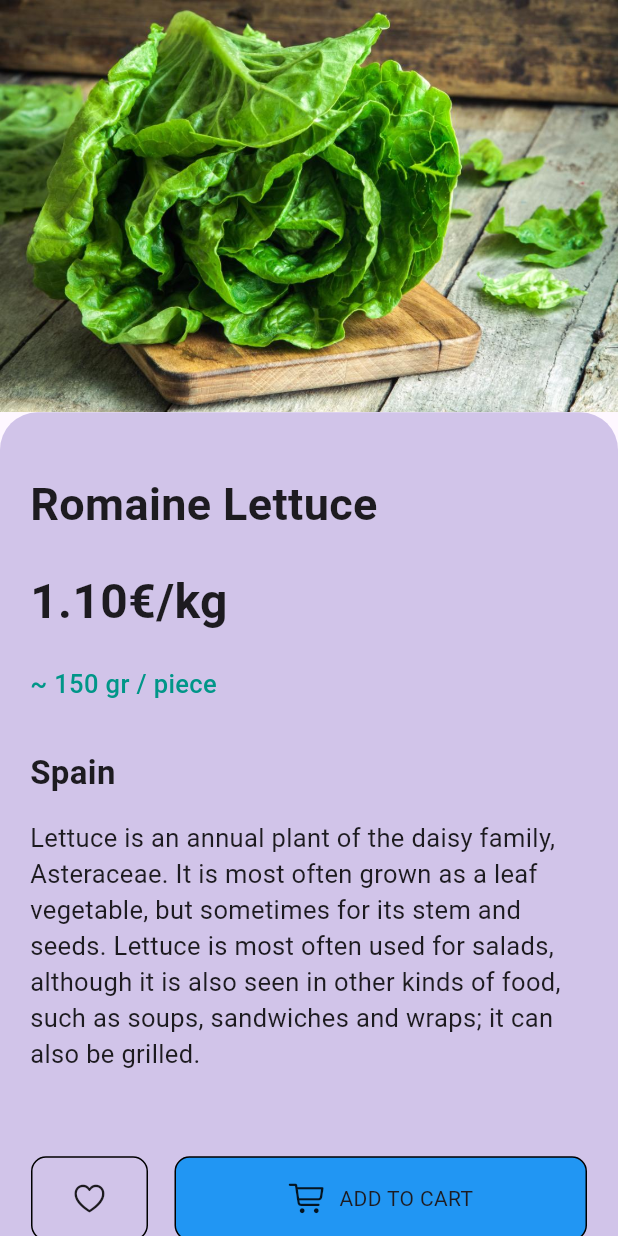
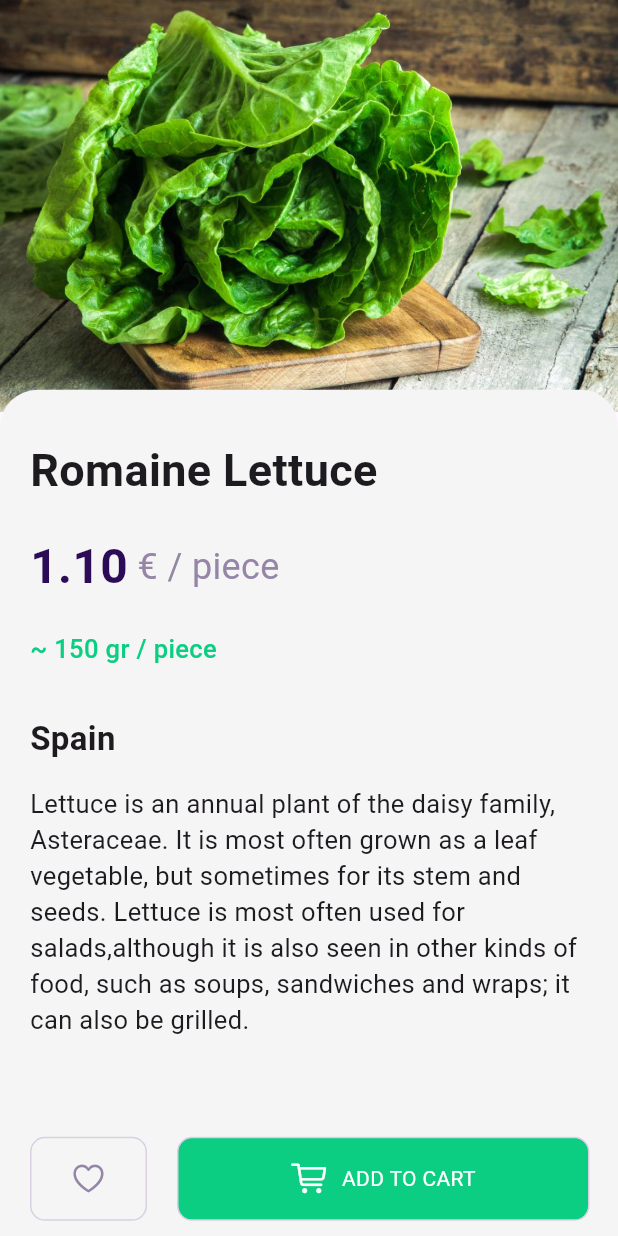
Before and after one commit to tanjilalom/Food-Delivery, a Flutter app: the Veginfo screen opened directly, on a phone screen of 412 x 824 dp. Run offline on Flutter 3.47's test engine with Material 3 defaults, Android fonts, the phone set to English and light mode, and no system bars; our stand-ins replace get.

Commit message:
design updated

```diff
--- a/lib/model/vegname_model.dart
+++ b/lib/model/vegname_model.dart
@@ -2,19 +2,21 @@ class vegname {
   String image;
   String name;
   String price;
+  String amount;
 
   vegname({
     required this.image,
     required this.name,
     required this.price,
+    required this.amount,
   });
 }
 
 List<vegname> vegetable = [
-  vegname(name: 'Sprouting broccoli', price: '1.10€/kg', image: 'assets/product/Vegetables/broccoli.jpg'),
-  vegname(name: 'Romaine Lettuce', price: '1.10€/piece', image: 'assets/product/Vegetables/romaine-lettuce.jpg'),
-  vegname(name: 'Beetroot', price: '1.50€/kg', image: 'assets/product/Vegetables/Beetroot.jpg'),
-  vegname(name: 'Capsicums', price: '1.00€/kg', image: 'assets/product/Vegetables/capsicums.jpg'),
-  vegname(name: 'Cauliflower', price: '1.30€/kg', image: 'assets/product/Vegetables/cauliflower.jpg'),
-  vegname(name: 'Pumpkins', price: '0.10€/kg', image: 'assets/product/Vegetables/pumpkin.jpg'),
+  vegname(name: 'Sprouting broccoli', price: '1.10', amount: ' € / piece', image: 'assets/product/Vegetables/broccoli.jpg'),
+  vegname(name: 'Romaine Lettuce', price: '1.10', amount: ' € / piece', image: 'assets/product/Vegetables/romaine-lettuce.jpg'),
+  vegname(name: 'Beetroot', price: '1.50', amount: ' € / kg', image: 'assets/product/Vegetables/Beetroot.jpg'),
+  vegname(name: 'Capsicums', price: '1.00', amount: ' € / kg', image: 'assets/product/Vegetables/capsicums.jpg'),
+  vegname(name: 'Cauliflower', price: '1.30', amount: ' € / kg', image: 'assets/product/Vegetables/cauliflower.jpg'),
+  vegname(name: 'Pumpkins', price: '0.10', amount: ' € / kg', image: 'assets/product/Vegetables/pumpkin.jpg'),
 ];
--- a/lib/screen/categories.dart
+++ b/lib/screen/categories.dart
@@ -16,7 +16,9 @@ class Categories extends StatelessWidget {
     final double itemWidth = size.width / 2;
 
     return Scaffold(
+      backgroundColor: Color(0xfff6f5f5),
       appBar: AppBar(
+        backgroundColor: Color(0xfff6f5f5),
         leading: IconButton(
           onPressed: () => Get.back(),
           icon: Icon(CupertinoIcons.back),
@@ -29,7 +31,7 @@ class Categories extends StatelessWidget {
           children: [
             Text(
               'Categories',
-              style: TextStyle(fontSize: 34, fontWeight: FontWeight.w700),
+              style: TextStyle(fontSize: 34, fontWeight: FontWeight.w700, color: Color(0xff2D0C57),),
             ),
             SearchBar(
               leading: Icon(Icons.search),
@@ -54,7 +56,10 @@ class Categories extends StatelessWidget {
                       width: 50,
                       decoration: BoxDecoration(
                         borderRadius: BorderRadius.circular(10),
-                        color: Colors.deepPurple[100],
+                        color: Color(0xffffffff),
+                        border: Border.all(
+                          color: Color(0xffD9D0E3),
+                        ),
                       ),
                       child: Column(
                         crossAxisAlignment: CrossAxisAlignment.stretch,
--- a/lib/screen/vegetables.dart
+++ b/lib/screen/vegetables.dart
@@ -16,7 +16,9 @@ class _VegetablesState extends State<Vegetables> {
   @override
   Widget build(BuildContext context) {
     return Scaffold(
+      backgroundColor: Color(0xfff6f5f5),
       appBar: AppBar(
+        backgroundColor: Color(0xfff6f5f5),
         leading: IconButton(
           onPressed: () => Get.back(),
           icon: Icon(CupertinoIcons.back),
@@ -29,7 +31,7 @@ class _VegetablesState extends State<Vegetables> {
           children: [
             Text(
               'Vegetables',
-              style: TextStyle(fontSize: 34, fontWeight: FontWeight.w700),
+              style: TextStyle(fontSize: 34, fontWeight: FontWeight.w700, color: Color(0xff2D0C57),),
             ),
             SearchBar(
               leading: Icon(Icons.search),
@@ -83,6 +85,8 @@ class _VegetablesState extends State<Vegetables> {
                                 SizedBox(
                                   height: 12,
                                 ),
+                                Row(
+                                  children: [
                                     Text(
                                       itemname.price,
                                       style: TextStyle(
@@ -90,6 +94,16 @@ class _VegetablesState extends State<Vegetables> {
                                         fontSize: 22,
                                         color: Color(0xff2D0C57),
                                       ),
+                                    ),
+                                    Text(
+                                      itemname.amount,
+                                      style: TextStyle(
+                                        fontWeight: FontWeight.w400,
+                                        fontSize: 16,
+                                        color: Color(0xff9586a8),
+                                      ),
+                                    ),
+                                  ],
                                 ),
                                 SizedBox(
                                   height: 18,
--- a/lib/screen/veginfo.dart
+++ b/lib/screen/veginfo.dart
@@ -7,28 +7,31 @@ class Veginfo extends StatelessWidget {
   @override
   Widget build(BuildContext context) {
     return Scaffold(
-      body: Column(
-        mainAxisAlignment: MainAxisAlignment.start,
-        crossAxisAlignment: CrossAxisAlignment.start,
+      body: Stack(
+        clipBehavior: Clip.none,
+        //mainAxisAlignment: MainAxisAlignment.start,
+        //crossAxisAlignment: CrossAxisAlignment.start,
         children: [
-          Image.asset('assets/product/Vegetables/romaine-lettuce.jpg'),
-          Expanded(
+          Image.asset(
+            'assets/product/Vegetables/romaine-lettuce.jpg',
+          ),
+          Positioned(
+            bottom: -600,
             child: Container(
-              width: double.infinity,
+              width: MediaQuery.sizeOf(context).width,
+              height: 615,
               decoration: BoxDecoration(
                 borderRadius: BorderRadius.only(
-                    topLeft: Radius.circular(25),
-                    topRight: Radius.circular(25)),
-                color: Colors.deepPurple[100],
+                  topLeft: Radius.circular(25),
+                  topRight: Radius.circular(25),
+                ),
+                color: Color(0xfff6f5f5),
               ),
               child: Padding(
-                padding: const EdgeInsets.all(20.0),
+                padding: const EdgeInsets.only(left: 20.0, top: 32),
                 child: Column(
                   crossAxisAlignment: CrossAxisAlignment.start,
                   children: [
-                    SizedBox(
-                      height: 20,
-                    ),
                     Text(
                       'Romaine Lettuce',
                       style:
@@ -37,18 +40,36 @@ class Veginfo extends StatelessWidget {
                     SizedBox(
                       height: 20,
                     ),
-                    Text(
-                      "1.10€/kg",
-                      style:
-                          TextStyle(fontWeight: FontWeight.w700, fontSize: 32),
+                    Row(
+                      children: [
+                        Text(
+                          '1.10',
+                          style: TextStyle(
+                            fontWeight: FontWeight.w700,
+                            fontSize: 32,
+                            color: Color(0xff2D0C57),
+                          ),
+                        ),
+                        Text(
+                          ' € / piece',
+                          style: TextStyle(
+                            fontWeight: FontWeight.w400,
+                            fontSize: 24,
+                            color: Color(0xff9586a8),
+                          ),
+                        ),
+                      ],
                     ),
                     SizedBox(
                       height: 20,
                     ),
                     Text(
                       '~ 150 gr / piece',
-                      style:
-                          TextStyle(fontWeight: FontWeight.w500, fontSize: 17, color: Colors.teal),
+                      style: TextStyle(
+                        fontWeight: FontWeight.w500,
+                        fontSize: 17,
+                        color: Color(0xff0bce83),
+                      ),
                     ),
                     SizedBox(
                       height: 32,
@@ -61,31 +82,36 @@ class Veginfo extends StatelessWidget {
                     SizedBox(
                       height: 16,
                     ),
-                    Text(
-                      'Lettuce is an annual plant of the daisy family, Asteraceae. It is most often grown as a leaf '
-                      'vegetable, but sometimes for its stem and seeds. Lettuce is most often used for salads, '
-                      'although it is also seen in other kinds of food, such as soups, sandwiches and wraps; it can '
-                      'also be grilled.',
-                      style:
-                          TextStyle(fontWeight: FontWeight.w400, fontSize: 17),
+                    Container(
+                      height: 194,
+                      width: 373,
+                      child: Text(
+                        'Lettuce is an annual plant of the daisy family, Asteraceae. It is most often grown as a leaf vegetable, but sometimes for its stem and seeds. Lettuce is most often used for salads,'
+                        'although it is also seen in other kinds of food, such as soups, sandwiches and wraps; it can '
+                        'also be grilled.',
+                        style: TextStyle(
+                            fontWeight: FontWeight.w400, fontSize: 17),
+                      ),
                     ),
                     SizedBox(
-                      height: 56,
+                      height: 40,
                     ),
                     Row(
-                      mainAxisAlignment: MainAxisAlignment.spaceAround,
                       children: [
                         Container(
                           height: 56,
                           width: 78,
-                          child: Icon(CupertinoIcons.heart),
+                          child: Icon(CupertinoIcons.heart,
+                              color: Color(0xff9586a8)),
                           decoration: BoxDecoration(
-                              border: Border.all(color: Colors.black),
-                              borderRadius:
-                                  BorderRadius.all(Radius.circular(10))),
+                            border: Border.all(
+                              color: Color(0xffD9D0E3),
+                            ),
+                            borderRadius: BorderRadius.all(Radius.circular(10)),
+                          ),
                         ),
                         SizedBox(
-                          width: 15,
+                          width: 20,
                         ),
                         Container(
                           height: 56,
@@ -93,16 +119,24 @@ class Veginfo extends StatelessWidget {
                           child: Row(
                             mainAxisAlignment: MainAxisAlignment.center,
                             children: [
-                              Icon(CupertinoIcons.cart),
+                              Icon(
+                                CupertinoIcons.cart,
+                                color: Colors.white,
+                              ),
                               SizedBox(
                                 width: 10,
                               ),
-                              Text('ADD TO CART'),
+                              Text(
+                                'ADD TO CART',
+                                style: TextStyle(color: Colors.white),
+                              ),
                             ],
                           ),
                           decoration: BoxDecoration(
-                              color: Colors.blue,
-                              border: Border.all(color: Colors.black),
+                              color: Color(0xff0BCE83),
+                              border: Border.all(
+                                color: Color(0xffD9D0E3),
+                              ),
                               borderRadius:
                                   BorderRadius.all(Radius.circular(10))),
                         ),
@@ -112,7 +146,7 @@ class Veginfo extends StatelessWidget {
                 ),
               ),
             ),
-          )
+          ),
         ],
       ),
     );
```
Lines whose indentation alone changed are shown as unchanged.
